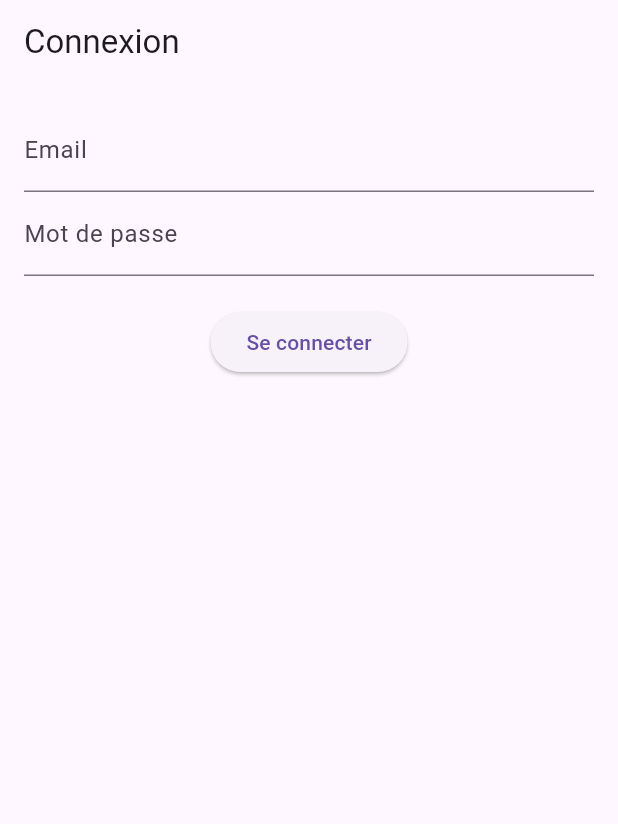
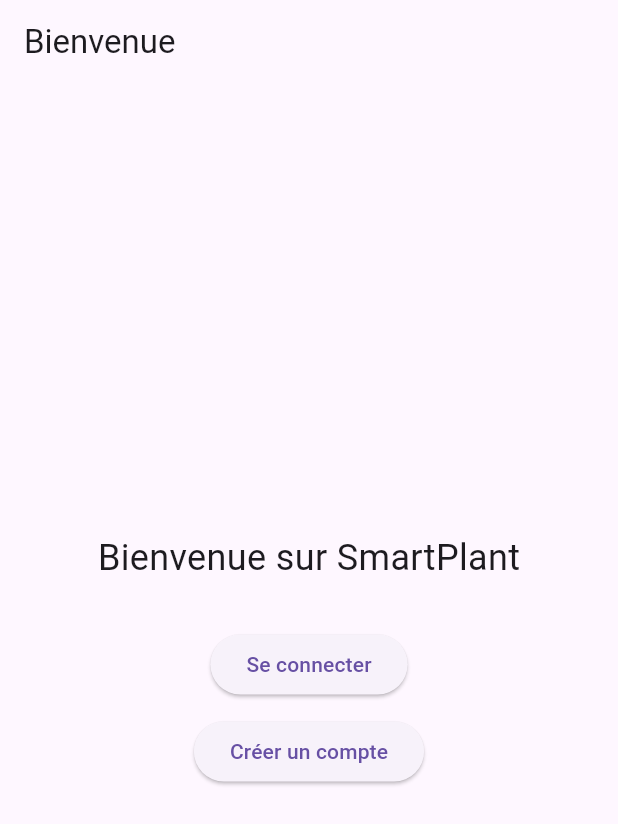
Before and after one commit to SapaRandy/GreenIslandFront, a Flutter app: the screen it shows after launch, on a phone screen of 412 x 824 dp. Shown: the top 824 px of the screen. Run offline on Flutter 3.47's test engine with Material 3 defaults, Android fonts, the phone set to English and light mode, and no system bars; our stand-ins replace firebase_auth; accounts and stored records are empty.

Commit message:
création de compte

```diff
--- a/lib/main.dart
+++ b/lib/main.dart
@@ -1,37 +1,18 @@
 import 'package:flutter/material.dart';
-import 'package:firebase_core/firebase_core.dart';
-import 'package:smartplant_app/screens/register_screen.dart';
-import 'screens/login_screen.dart';
-import 'package:smartplant_app/screens/reset_password_screen.dart';
-// Make sure the class name in the import matches the actual class name in the file.
+import 'screens/welcome_screen.dart'; // Nouvelle page d'accueil
 
-void main() async {
-  WidgetsFlutterBinding.ensureInitialized();
-  await Firebase.initializeApp();
-  runApp(const SmartPlantApp());
-}
+void main() => runApp(const PlantApp());
 
-class SmartPlantApp extends StatelessWidget {
-  const SmartPlantApp({super.key});
+class PlantApp extends StatelessWidget {
+  const PlantApp({super.key});
 
   @override
   Widget build(BuildContext context) {
     return MaterialApp(
+      title: 'SmartPlant',
       debugShowCheckedModeBanner: false,
-      title: 'Smart Plant',
-      theme: ThemeData(
-        primarySwatch: Colors.green,
-        useMaterial3: true,
-      ),
-      initialRoute: '/login',
-      routes: {
-        '/login': (context) => LoginScreen(),
-        // If the class is named differently (e.g., ResetPassword), update it accordingly:
-        // '/reset-password': (context) => const ResetPassword(),
-        // Make sure to use the correct class name as defined in reset_password_screen.dart
-        '/reset-password': (context) => const ResetPasswordScreen(),
-
-      },
+      theme: ThemeData(primarySwatch: Colors.green),
+      home: const WelcomeScreen(), // Nouvelle entrée
     );
   }
 }
--- a/lib/screens/dashboard_screen.dart
+++ b/lib/screens/dashboard_screen.dart
@@ -1,7 +1,7 @@
 import 'package:flutter/material.dart';
 import 'plant_detail_screen.dart';
 import 'add_plant_screen.dart';
-import 'package:smartplant_app/screens/sensor_screen.dart';
+import 'sensor_screen.dart';
 import 'profile_screen.dart';
 
 
--- a/lib/screens/home_screen.dart
+++ b/lib/screens/home_screen.dart
@@ -24,7 +24,7 @@
             plant: Plant.fromMap(plants[index]),
             onTap: () {
               Navigator.push(context, MaterialPageRoute(
-                builder: (_) => PlantDetailScreen(
+                builder: (context) => PlantDetailScreen(
                   plantName: plants[index]['name'] ?? '',
                   room: 'Salon', // à remplacer si tu as cette info ailleurs
                   imageUrl: 'https://via.placeholder.com/150', // à personnaliser
@@ -36,7 +36,7 @@
       ),
       floatingActionButton: FloatingActionButton(
         onPressed: () {
-          Navigator.push(context, MaterialPageRoute(builder: (_) => AddPlantScreen()));
+          Navigator.push(context, MaterialPageRoute(builder: (context) => AddPlantScreen()));
         },
         child: Icon(Icons.add),
       ),
--- a/lib/screens/login_screen.dart
+++ b/lib/screens/login_screen.dart
@@ -21,7 +21,7 @@
       );
       Navigator.pushReplacement(
         context,
-        MaterialPageRoute(builder: (_) => const HomeScreen()),
+        MaterialPageRoute(builder: (context) => const HomeScreen()),
       );
     } on FirebaseAuthException catch (e) {
       ScaffoldMessenger.of(context).showSnackBar(
--- a/lib/screens/register_screen.dart
+++ b/lib/screens/register_screen.dart
@@ -25,7 +25,10 @@
         password: _passwordController.text.trim(),
       );
       // Rediriger vers l'accueil ou login
-      Navigator.pushReplacementNamed(context, '/login');
+      Navigator.pushReplacement(
+        context,
+        MaterialPageRoute(builder: (context) => const LoginScreen()),
+      );
     } on FirebaseAuthException catch (e) {
       ScaffoldMessenger.of(context).showSnackBar(
         SnackBar(content: Text(e.message ?? 'Erreur inconnue')),
--- /dev/null
+++ b/lib/screens/welcome_screen.dart
@@ -0,0 +1,41 @@
+import 'package:flutter/material.dart';
+import 'login_screen.dart';
+import 'register_screen.dart'; // à créer si elle n'existe pas
+
+class WelcomeScreen extends StatelessWidget {
+  const WelcomeScreen({super.key});
+
+  @override
+  Widget build(BuildContext context) {
+    return Scaffold(
+      appBar: AppBar(title: const Text('Bienvenue')),
+      body: Center(
+        child: Column(
+          mainAxisAlignment: MainAxisAlignment.center,
+          children: [
+            const Text(
+              'Bienvenue sur SmartPlant',
+              style: TextStyle(fontSize: 24),
+            ),
+            const SizedBox(height: 30),
+            ElevatedButton(
+              onPressed: () {
+                Navigator.push(context,
+                    MaterialPageRoute(builder: (context) => const LoginScreen()));
+              },
+              child: const Text('Se connecter'),
+            ),
+            const SizedBox(height: 10),
+            ElevatedButton(
+              onPressed: () {
+                Navigator.push(context,
+                    MaterialPageRoute(builder: (context) => const RegisterScreen()));
+              },
+              child: const Text('Créer un compte'),
+            ),
+          ],
+        ),
+      ),
+    );
+  }
+}
```
